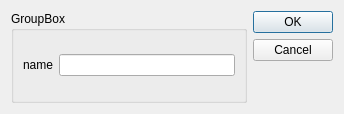
This is sources/views/add_ING_Diag.ui in thrichert/softy as Qt 5 draws it before an edit. The edited form follows.
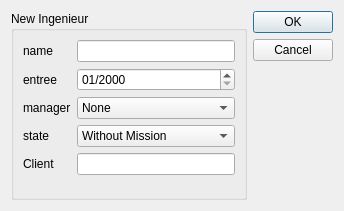
This is the edited form.

Commit message: start implement Business Tab / add info for Ing, modification of ING_Diag / several bug fix

```diff
--- a/sources/views/add_ING_Diag.ui
+++ b/sources/views/add_ING_Diag.ui
@@ -7,7 +7,7 @@
     <x>0</x>
     <y>0</y>
     <width>344</width>
-    <height>114</height>
+    <height>211</height>
    </rect>
   </property>
   <property name="windowTitle">
@@ -17,20 +17,91 @@
    <item>
     <widget class="QGroupBox" name="groupBox_2">
      <property name="title">
-      <string>GroupBox</string>
+      <string>New Ingenieur</string>
      </property>
      <layout class="QVBoxLayout" name="verticalLayout_2">
       <item>
-       <layout class="QHBoxLayout" name="horizontalLayout_4">
-        <item>
+       <layout class="QFormLayout" name="formLayout">
+        <item row="1" column="1">
+         <widget class="QLineEdit" name="ING_Name"/>
+        </item>
+        <item row="1" column="0">
          <widget class="QLabel" name="label_3">
           <property name="text">
            <string>name</string>
           </property>
          </widget>
         </item>
-        <item>
-         <widget class="QLineEdit" name="ING_Name"/>
+        <item row="2" column="0">
+         <widget class="QLabel" name="label">
+          <property name="text">
+           <string>entree</string>
+          </property>
+         </widget>
+        </item>
+        <item row="2" column="1">
+         <widget class="QDateEdit" name="ING_entryDate">
+          <property name="displayFormat">
+           <string>MM/yyyy</string>
+          </property>
+         </widget>
+        </item>
+        <item row="3" column="0">
+         <widget class="QLabel" name="label_2">
+          <property name="text">
+           <string>manager</string>
+          </property>
+         </widget>
+        </item>
+        <item row="3" column="1">
+         <widget class="QComboBox" name="ING_managerComboList">
+          <item>
+           <property name="text">
+            <string>None</string>
+           </property>
+          </item>
+         </widget>
+        </item>
+        <item row="4" column="0">
+         <widget class="QLabel" name="label_4">
+          <property name="text">
+           <string>state</string>
+          </property>
+         </widget>
+        </item>
+        <item row="4" column="1">
+         <widget class="QComboBox" name="ING_stateComboList">
+          <item>
+           <property name="text">
+            <string>Without Mission</string>
+           </property>
+          </item>
+          <item>
+           <property name="text">
+            <string>With Mission</string>
+           </property>
+          </item>
+          <item>
+           <property name="text">
+            <string>inter contrat</string>
+           </property>
+          </item>
+          <item>
+           <property name="text">
+            <string>AR</string>
+           </property>
+          </item>
+         </widget>
+        </item>
+        <item row="5" column="0">
+         <widget class="QLabel" name="label_5">
+          <property name="text">
+           <string>Client</string>
+          </property>
+         </widget>
+        </item>
+        <item row="5" column="1">
+         <widget class="QLineEdit" name="ING_Client"/>
         </item>
        </layout>
       </item>
```
The commit also changes 12 other files.
